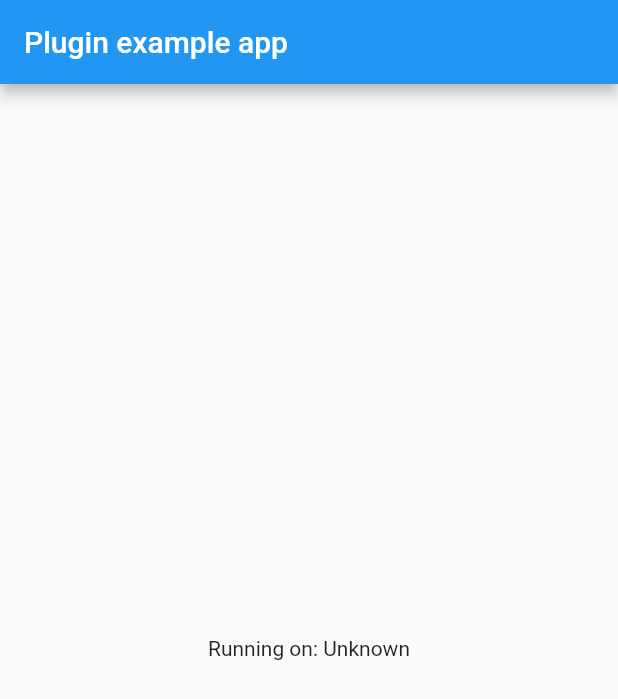
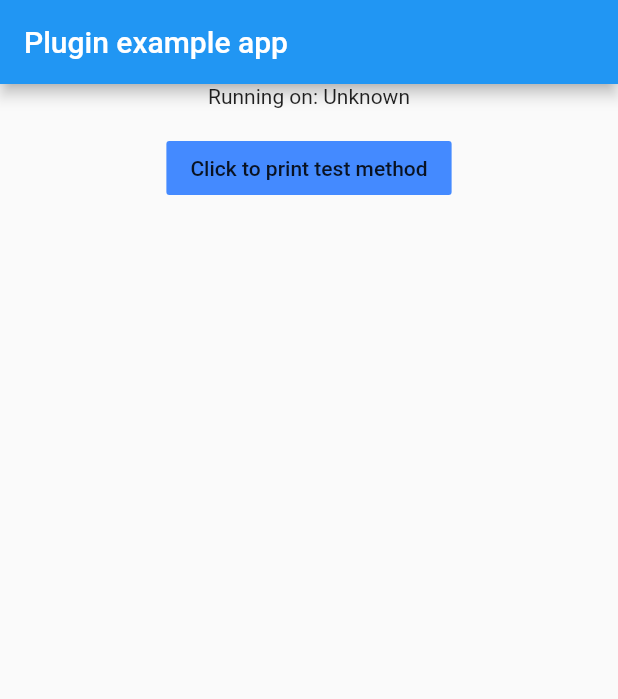
Before and after one commit to ethereal-developers/flutter-scanner-plugin, a Flutter app: the screen it shows after launch, on a phone screen of 412 x 824 dp. Shown: the top 699 px of the screen. Run offline on Flutter 3.47's test engine with Material 2 defaults, Android fonts, the light colour scheme and no system bars.

Commit message:
Removed scanlibrary; need to test;

```diff
--- a/flutter_scanner_cropper/example/lib/main.dart
+++ b/flutter_scanner_cropper/example/lib/main.dart
@@ -42,6 +42,12 @@ class _MyAppState extends State<MyApp> {
     });
   }
 
+  Future<void> getThing() async {
+    String willItWork;
+    willItWork = await FlutterScannerCropper().testMethod();
+    print(willItWork);
+  }
+
   @override
   Widget build(BuildContext context) {
     return MaterialApp(
@@ -49,10 +55,21 @@ class _MyAppState extends State<MyApp> {
         appBar: AppBar(
           title: const Text('Plugin example app'),
         ),
-        body: Center(
-          child: Text('Running on: $_platformVersion\n'),
+        body: Column(
+          children: <Widget>[
+            Center(
+                  child: Text('Running on: $_platformVersion\n'),
+                ),
+            FlatButton(
+              child: Text('Click to print test method'),
+              onPressed: () {
+                getThing();
+                },
+              color: Colors.blueAccent,
+            ),
+          ],
         ),
-      ),
+        ),
     );
   }
 }
--- a/flutter_scanner_cropper/lib/flutter_scanner_cropper.dart
+++ b/flutter_scanner_cropper/lib/flutter_scanner_cropper.dart
@@ -7,8 +7,12 @@ class FlutterScannerCropper {
       const MethodChannel('flutter_scanner_cropper');
 
   static Future<String> get platformVersion async {
-    final String methodName = "willThisMethodCallWork";
-    final String version = await _channel.invokeMethod(methodName);
+    final String version = await _channel.invokeMethod('getPlatformVersion');
     return version;
   }
+
+  Future<String> testMethod() async {
+    final String res = await _channel.invokeMethod('testMethod');
+    return res;
+  }
 }
--- a/flutter_scanner_cropper/pubspec.yaml
+++ b/flutter_scanner_cropper/pubspec.yaml
@@ -1,5 +1,5 @@
 name: flutter_scanner_cropper
-description: Custom plugin for OpenScan
+description: Custom scanner and cropper plugin for the OpenScan app.
 version: 0.0.1
 author:
 homepage:
```
Also changed, not shown: 6 other files.
